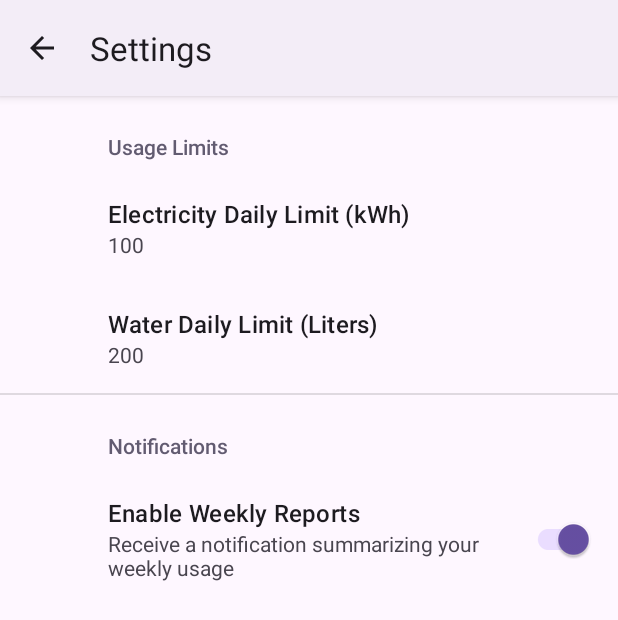
After one commit to Amartyakaushik/GigaMeter, an Android app: the SettingsActivity screen opened directly, with no data from a screen before it, on a phone screen of 412 x 824 dp. The commit adds this screen. Shown: the top 620 px of the screen. Run offline under Robolectric (Android 15) with nearby library versions, the phone set to English and light mode, and no system bars; our stand-ins replace Firebase (no records; nobody signed in at launch, a user with empty details on screens opened directly), androidx.preference.

Commit message:
feat: Add settings screen for limits and notifications
- Add androidx.preference:preference-ktx dependency.
- Create preferences.xml defining settings for electricity/water daily limits (EditTextPreference) and weekly report notifications (SwitchPreferenceCompat).
- Implement SettingsFragment to load preferences from XML:
    - Use SharedPreferences for automatic storage of preference values.
    - Add listeners to EditTextPreferences for daily limits.
    - On limit change, validate input and update the corresponding utility limit in Firestore via UtilityRepository.
- Create SettingsActivity to host SettingsFragment.
- Create activity_settings.xml layout for SettingsActivity.
- Add a Settings item to main_menu.xml.
- Update MainActivity to inflate the options menu and launch SettingsActivity when the settings item is clicked.
- Declare SettingsActivity in AndroidManifest.xml with MainActivity as parent.

```diff
--- a/app/build.gradle.kts
+++ b/app/build.gradle.kts
@@ -68,4 +68,7 @@ dependencies {
 
     // WorkManager for background tasks
     implementation(libs.androidx.work.runtime.ktx)
+
+    // Preferences for settings screen
+    implementation(libs.androidx.preference.ktx)
 }
--- /dev/null
+++ b/app/src/main/java/com/example/gigameter/SettingsActivity.kt
@@ -0,0 +1,26 @@
+package com.example.gigameter
+
+import android.os.Bundle
+import androidx.appcompat.app.AppCompatActivity
+import com.example.gigameter.fragments.SettingsFragment
+
+class SettingsActivity : AppCompatActivity() {
+
+    override fun onCreate(savedInstanceState: Bundle?) {
+        super.onCreate(savedInstanceState)
+        setContentView(R.layout.activity_settings) // Create this layout next
+        if (savedInstanceState == null) {
+            supportFragmentManager
+                .beginTransaction()
+                .replace(R.id.settings_container, SettingsFragment()) // Use the container ID
+                .commit()
+        }
+        supportActionBar?.setDisplayHomeAsUpEnabled(true) // Optional: Add back button
+    }
+
+    // Optional: Handle back button press in action bar
+    override fun onSupportNavigateUp(): Boolean {
+        onBackPressedDispatcher.onBackPressed()
+        return true
+    }
+}
--- /dev/null
+++ b/app/src/main/res/layout/activity_settings.xml
@@ -0,0 +1,7 @@
+<?xml version="1.0" encoding="utf-8"?>
+<FrameLayout xmlns:android="http://schemas.android.com/apk/res/android"
+    xmlns:tools="http://schemas.android.com/tools"
+    android:id="@+id/settings_container"
+    android:layout_width="match_parent"
+    android:layout_height="match_parent"
+    tools:context=".SettingsActivity" />
--- a/app/src/main/res/menu/main_menu.xml
+++ b/app/src/main/res/menu/main_menu.xml
@@ -1,6 +1,11 @@
 <?xml version="1.0" encoding="utf-8"?>
 <menu xmlns:android="http://schemas.android.com/apk/res/android"
     xmlns:app="http://schemas.android.com/apk/res-auto">
+    <item
+        android:id="@+id/action_settings"
+        android:title="Settings"
+        android:icon="@android:drawable/ic_menu_preferences"
+        app:showAsAction="ifRoom" />
     <item
         android:id="@+id/action_sign_out"
         android:title="Sign Out"
--- /dev/null
+++ b/app/src/main/res/xml/preferences.xml
@@ -0,0 +1,41 @@
+<?xml version="1.0" encoding="utf-8"?>
+<PreferenceScreen xmlns:app="http://schemas.android.com/apk/res-auto"
+    xmlns:android="http://schemas.android.com/apk/res/android">
+
+    <PreferenceCategory
+        app:key="category_limits"
+        app:title="Usage Limits">
+
+        <EditTextPreference
+            app:key="pref_electricity_limit"
+            app:title="Electricity Daily Limit (kWh)"
+            app:summary="Set your daily electricity consumption limit"
+            app:useSimpleSummaryProvider="true"
+            android:inputType="number"
+            app:defaultValue="100" />
+
+        <EditTextPreference
+            app:key="pref_water_limit"
+            app:title="Water Daily Limit (Liters)"
+            app:summary="Set your daily water consumption limit"
+            app:useSimpleSummaryProvider="true"
+            android:inputType="number"
+            app:defaultValue="200" />
+
+        <!-- Add other utility limits here as needed -->
+
+    </PreferenceCategory>
+
+    <PreferenceCategory
+        app:key="category_notifications"
+        app:title="Notifications">
+
+        <SwitchPreferenceCompat
+            app:key="pref_notifications_enabled"
+            app:title="Enable Weekly Reports"
+            app:summary="Receive a notification summarizing your weekly usage"
+            app:defaultValue="true" />
+
+    </PreferenceCategory>
+
+</PreferenceScreen>
--- a/gradle/libs.versions.toml
+++ b/gradle/libs.versions.toml
@@ -17,6 +17,7 @@ googleid = "1.1.0"
 firebaseDatabase = "21.0.0"
 firebaseFirestore = "25.1.4"
 workManager = "2.9.0"
+preferenceKtx = "1.2.1"
 
 [libraries]
 androidx-core-ktx = { group = "androidx.core", name = "core-ktx", version.ref = "coreKtx" }
@@ -34,6 +35,7 @@ googleid = { group = "com.google.android.libraries.identity.googleid", name = "g
 firebase-database = { group = "com.google.firebase", name = "firebase-database", version.ref = "firebaseDatabase" }
 firebase-firestore = { group = "com.google.firebase", name = "firebase-firestore", version.ref = "firebaseFirestore" }
 androidx-work-runtime-ktx = { group = "androidx.work", name = "work-runtime-ktx", version.ref = "workManager" }
+androidx-preference-ktx = { group = "androidx.preference", name = "preference-ktx", version.ref = "preferenceKtx" }
 
 [plugins]
 android-application = { id = "com.android.application", version.ref = "agp" }
```
Also changed, not shown: app/src/main/AndroidManifest.xml (+11 -0 lines), app/src/main/java/com/example/gigameter/MainActivity.kt (+16 -0 lines), app/src/main/java/com/example/gigameter/fragments/SettingsFragment.kt (added, +71 -0 lines).
